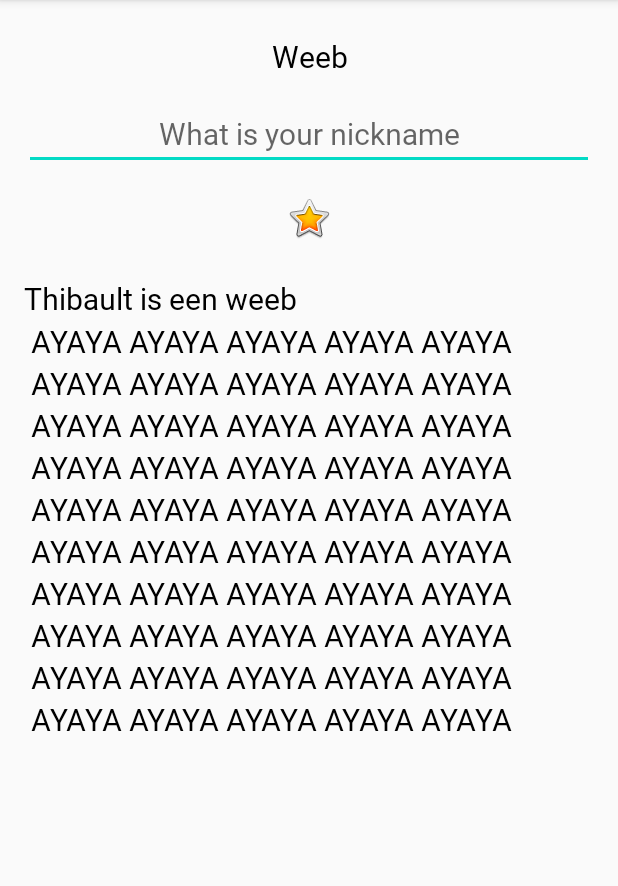
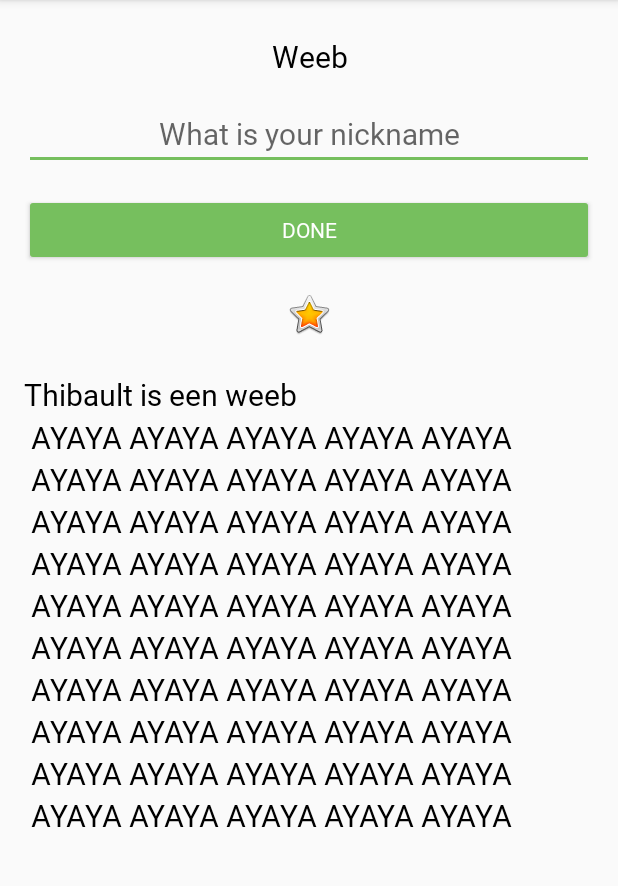
Before and after one commit to VerdonckDieter/AboutMe, an Android app: the screen it shows after launch (MainActivity), on a phone screen of 412 x 824 dp, the part 84-970 px from its top. Run offline under Robolectric (Android 15) with nearby library versions, the phone set to English and light mode, and no system bars.

Commit message:
Added done Button

```diff
--- a/app/src/main/res/layout/activity_main.xml
+++ b/app/src/main/res/layout/activity_main.xml
@@ -25,6 +25,24 @@
         android:inputType="textPersonName"
         android:textAlignment="center" />
 
+    <Button
+        android:id="@+id/done_button"
+        style="@style/Widget.AppCompat.Button.Colored"
+        android:layout_width="match_parent"
+        android:layout_height="wrap_content"
+        android:layout_gravity="center_horizontal"
+        android:layout_marginTop="@dimen/layout_margin"
+        android:fontFamily="@font/roboto"
+        android:text="@string/done" />
+
+    <TextView
+        android:id="@+id/nickname_text"
+        style="@style/NameStyle"
+        android:layout_width="match_parent"
+        android:layout_height="wrap_content"
+        android:textAlignment="center"
+        android:visibility="gone" />
+
     <ImageView
         android:id="@+id/star_image"
         android:layout_width="match_parent"
--- a/app/src/main/res/values/colors.xml
+++ b/app/src/main/res/values/colors.xml
@@ -2,5 +2,5 @@
 <resources>
     <color name="colorPrimary">#6200EE</color>
     <color name="colorPrimaryDark">#3700B3</color>
-    <color name="colorAccent">#03DAC5</color>
+    <color name="colorAccent">#76bf5e</color>
 </resources>
--- a/app/src/main/res/values/strings.xml
+++ b/app/src/main/res/values/strings.xml
@@ -16,4 +16,5 @@
         AYAYA AYAYA AYAYA AYAYA AYAYA \n
     </string>
     <string name="what_is_your_nickname">What is your nickname</string>
+    <string name="done">Done</string>
 </resources>
```
